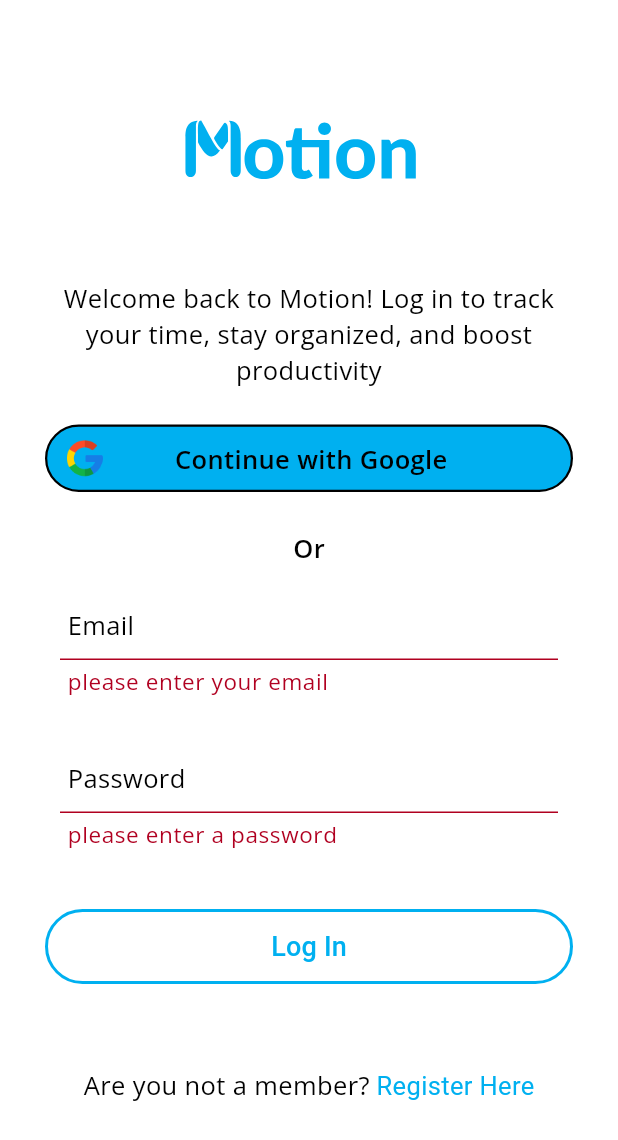
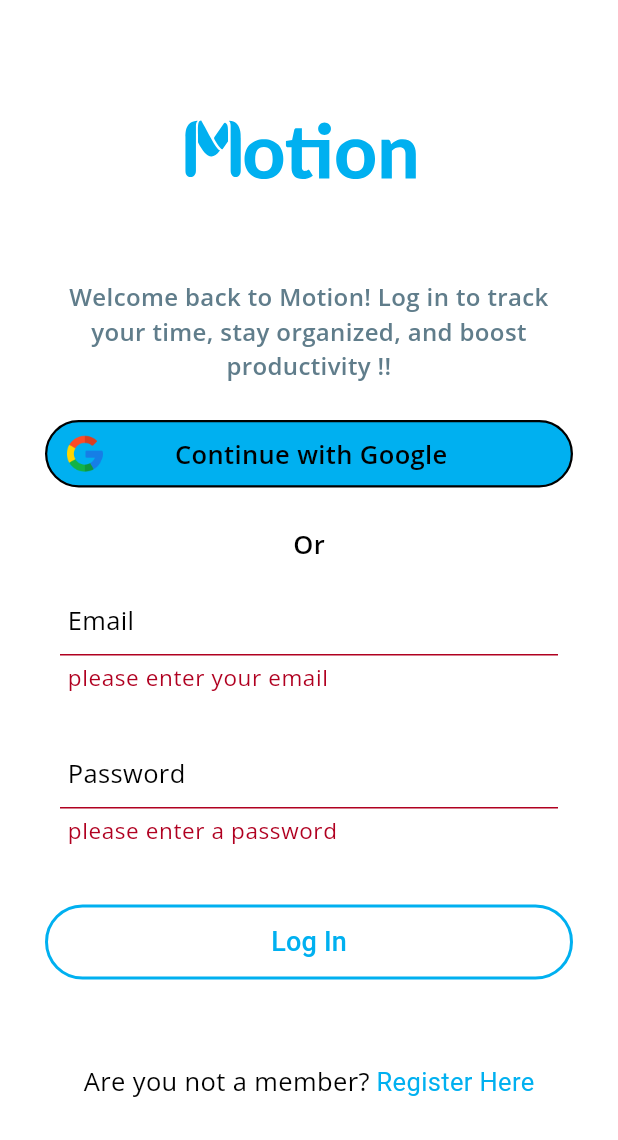
Before and after one commit to bcr2001/motion, a Flutter app: the screen it shows after launch, after a tap on "Log In", on a phone screen of 412 x 824 dp. Shown: the top 1140 px of the screen. Run offline on Flutter 3.47's test engine with Material 3 defaults, Android fonts, the phone set to English and light mode, and no system bars; our stand-ins replace firebase_auth, firebase_core, fl_chart, flutter_svg, google_fonts, google_nav_bar and 5 more; accounts and stored records are empty; network calls fail.

Commit message:
changed the way users switch between different theme modes. I added a system default that is always the default option

```diff
--- a/lib/main.dart
+++ b/lib/main.dart
@@ -24,21 +24,15 @@ import 'motion_themes/mth_theme/light_theme.dart';
 final GlobalKey<NavigatorState> navigationKey = GlobalKey<NavigatorState>();
 
 void main() async {
-
   WidgetsFlutterBinding.ensureInitialized();
 
   // Initialize the database helper
-  final TrackerDatabaseHelper databaseHelper =
-  TrackerDatabaseHelper();
+  final TrackerDatabaseHelper databaseHelper = TrackerDatabaseHelper();
   // final dbHelper = AssignerDatabaseHelper();
 
   // databaseHelper.updateCurrentUser();
 
   await Firebase.initializeApp(options: DefaultFirebaseOptions.currentPlatform);
-
-  // AppThemeModeProvider Instance
-  final appThemeMode = AppThemeModeProvider();
-  await appThemeMode.initializeSharedPreferences();
 
   // ZenQuoteProvider
   final zenQuoteProvider = ZenQuoteProvider();
@@ -52,20 +46,25 @@ void main() async {
   final assignerProvider = AssignerMainProvider();
   assignerProvider.getAllUserItems();
 
+  // theme mode provider N1
+  final themeModeProviderN1 = AppThemeModeProviderN1();
+  themeModeProviderN1.initSharedPreferences();
+
   // TrackDatabaseProvider
   final trackSubcategoryDatabaseProvider = SubcategoryTrackerDatabaseProvider();
 
   final trackMainCategoryDatabaseProvider = MainCategoryTrackerProvider();
 
-  // final allMain = await databaseHelper.getAllMainCategories();
+  final allMain = await databaseHelper.getAllMainCategories();
   // final allMain = await databaseHelper.getAllSubcategories();
 
-  // await dbHelper.deleteDB();
+  logger.i(allMain);
 
   runApp(MultiProvider(
     providers: [
       ChangeNotifierProvider(
           create: (context) => FirstAndLastWithSevenDaysDiff()),
+      ChangeNotifierProvider.value(value: themeModeProviderN1),
       ChangeNotifierProvider(create: (context) => FirstAndLastDay()),
       ChangeNotifierProvider(create: (context) => CurrentYearProvider()),
       ChangeNotifierProvider(create: (context) => CurrentTimeProvider()),
@@ -79,7 +78,6 @@ void main() async {
       ),
       ChangeNotifierProvider(create: (context) => DropDownTrackProvider()),
       ChangeNotifierProvider(create: (context) => CurrentDateProvider()),
-      ChangeNotifierProvider.value(value: appThemeMode),
       ChangeNotifierProvider(create: (context) => zenQuoteProvider),
       ChangeNotifierProvider(create: (context) => CurrentMonthProvider())
     ],
@@ -93,7 +91,7 @@ class MainMotionApp extends StatelessWidget {
 
   @override
   Widget build(BuildContext context) {
-    return Consumer<AppThemeModeProvider>(
+    return Consumer<AppThemeModeProviderN1>(
         builder: (context, themeValue, child) {
       return MaterialApp(
           navigatorKey: navigationKey,
@@ -106,9 +104,9 @@ class MainMotionApp extends StatelessWidget {
           darkTheme: darkThemeData,
 
           // theme mode setter
-          themeMode: themeValue.currentThemeMode == ThemeModeSettings.lightMode
+          themeMode: themeValue.currentThemeMode == ThemeModeSettingsN1.lightMode
               ? ThemeMode.light
-              : ThemeMode.dark,
+              : themeValue.currentThemeMode == ThemeModeSettingsN1.darkMode ? ThemeMode.dark: ThemeMode.system,
           home: const AuthPage());
     });
   }
--- a/lib/motion_core/motion_providers/theme_pvd/theme_mode_pvd.dart
+++ b/lib/motion_core/motion_providers/theme_pvd/theme_mode_pvd.dart
@@ -1,83 +1,68 @@
 import 'package:flutter/material.dart';
-import 'package:motion/motion_reusable/general_reuseable.dart';
 import 'package:shared_preferences/shared_preferences.dart';
 
-// app theme modes
-enum ThemeModeSettings {darkMode, lightMode }
+// (new) Theme Mode Provider
+enum ThemeModeSettingsN1 { darkMode, lightMode, systemDefault }
 
-// theme mode provider class
-class AppThemeModeProvider extends ChangeNotifier {
+class AppThemeModeProviderN1 extends ChangeNotifier {
   // shared preference instance
   SharedPreferences? _prefs;
 
-  // key to stored shared preferences
-  static const String themeKey = "themeKey";
+  // key for storing theme mode
+  static const String themeModeKey = "themeModeKey";
 
-  // current theme mode
-  ThemeModeSettings _currentThemeMode = ThemeModeSettings.lightMode;
+  // current radio group value (0 = system default)
+  int _groupValue = 0;
 
-  // current theme mode name
-  String _currentThemeModeName = "Light Mode";
+  // currently selected mode
+  ThemeModeSettingsN1 _currentThemeModeA1 = ThemeModeSettingsN1.systemDefault;
 
-  // theme mode text color(light mode)
-  Color _themeModeTextColor = Colors.black;
+  // theme mode getter
+  ThemeModeSettingsN1 get currentThemeMode => _currentThemeModeA1;
 
-  // current switch value (false = light mode)
-  bool switchValue = false;
+  // radio value getter
+  int get radioGroupValue => _groupValue;
 
-  // get currentThemeMode
-  ThemeModeSettings get currentThemeMode => _currentThemeMode;
+  // initialize shared preference and load saved theme mode
+  Future<void> initSharedPreferences() async {
+    _prefs = await SharedPreferences.getInstance();
 
-  // get currentThemeModeName
-  String get currentThemeModeName => _currentThemeModeName;
+    _loadThemeMode();
+  }
 
-  // get theme mode text color
-  Color get themeModeTextColor => _themeModeTextColor;
+  // load saved theme mode from SharedPreferences
+  void _loadThemeMode() {
+    final savedThemeMode = _prefs?.getInt(themeModeKey);
 
-  // initialize shared preferenced
- Future<void> initializeSharedPreferences() async {
-    _prefs = await SharedPreferences.getInstance();
-    if (_prefs != null) {
-      _loadSavedThemeMode();
+    if (savedThemeMode != null) {
+      _groupValue = savedThemeMode;
+
+      if (savedThemeMode == 0) {
+        _currentThemeModeA1 = ThemeModeSettingsN1.systemDefault;
+      } else if (savedThemeMode == 1) {
+        _currentThemeModeA1 = ThemeModeSettingsN1.lightMode;
+      } else {
+        _currentThemeModeA1 = ThemeModeSettingsN1.darkMode;
+      }
     }
   }
-  // theme mode change handler
-  void switchThemeModes(bool value) {
-    // dark mode
-    if (value == true) {
-      switchValue = value;
-      _currentThemeMode = ThemeModeSettings.darkMode;
-      _currentThemeModeName = "Dark Mode";
-      _themeModeTextColor = Colors.white;
-    // light mode
+
+  // handles setting of theme mode
+  void themeModeChanger(int value) {
+    _groupValue = value;
+
+    if (value == 0) {
+      _currentThemeModeA1 = ThemeModeSettingsN1.systemDefault;
+    } else if (value == 1) {
+      _currentThemeModeA1 = ThemeModeSettingsN1.lightMode;
     } else {
-      switchValue = value;
-      _currentThemeMode = ThemeModeSettings.lightMode;
-      _currentThemeModeName = "Light Mode";
-      _themeModeTextColor = Colors.black;
+      _currentThemeModeA1 = ThemeModeSettingsN1.darkMode;
     }
-    // save the current theme
-    _prefs?.setBool(themeKey, value);
-    // notify listener to rebuild ui with appropriate theme mode
+
+    // save the current theme mode to shared preferences
+    _prefs!.setInt(themeModeKey, value);
+
+    // notify listeners
     notifyListeners();
   }
-
-  // load the saved theme mode
-  void _loadSavedThemeMode() {
-    try {
-      final savedThemeMode = _prefs!.getBool(themeKey);
-      if (savedThemeMode != null) {
-        switchValue = savedThemeMode;
-        if (switchValue == true) {
-          _currentThemeMode = ThemeModeSettings.darkMode;
-          _currentThemeModeName = "Dark Mode";
-        } else {
-          _currentThemeMode = ThemeModeSettings.lightMode;
-          _currentThemeModeName = "Light Mode";
-        }
-      }
-    } catch (error) {
-      logger.e("Error: $error");
-    }
-  }
 }
--- a/lib/motion_main_home/main_home.dart
+++ b/lib/motion_main_home/main_home.dart
@@ -53,7 +53,7 @@ class _MotionHome extends State<MainMotionHome> {
 
   @override
   Widget build(BuildContext context) {
-    return Consumer<AppThemeModeProvider>(
+    return Consumer<AppThemeModeProviderN1>(
         builder: (context, themeValue, child) {
       return Scaffold(
           // the app body of the current index
@@ -67,14 +67,14 @@ class _MotionHome extends State<MainMotionHome> {
               height: 70,
               child: FloatingActionButton.large(
                 backgroundColor:
-                    themeValue.currentThemeMode == ThemeModeSettings.lightMode
+                    themeValue.currentThemeMode == ThemeModeSettingsN1.lightMode
                         ? Colors.black
                         : Colors.white,
                 elevation: 0,
                 shape: const CircleBorder(),
                 child:
                     // different svg images depending on the theme mode (dark/light)
-                    themeValue.currentThemeMode == ThemeModeSettings.lightMode
+                    themeValue.currentThemeMode == ThemeModeSettingsN1.lightMode
                         ? SvgPicture.asset(
                             "assets/images/motion_icons/motion_logo_white.svg",
                             height: 30,
--- a/lib/motion_reusable/general_reuseable.dart
+++ b/lib/motion_reusable/general_reuseable.dart
@@ -10,8 +10,8 @@ import '../motion_themes/mth_styling/app_color.dart';
 var logger = Logger();
 
 // // return current theme mode (dark or light theme)
-ThemeModeSettings currentSelectedThemeMode(BuildContext context) {
-  final selectedTheme = Provider.of<AppThemeModeProvider>(context);
+ThemeModeSettingsN1 currentSelectedThemeMode(BuildContext context) {
+  final selectedTheme = Provider.of<AppThemeModeProviderN1>(context);
   return selectedTheme.currentThemeMode;
 }
 
@@ -40,7 +40,7 @@ snackBarMessage(BuildContext context, {required String errorMessage, bool requir
         color: Colors.red,
         fontSize: 14
       )
-      :snackBarTheme.contentTextStyle, // Use the contentTextStyle from the theme.
+      : AppTextStyle.snackBarTextStyle, // Use the contentTextStyle from the theme.
     ),
   ));
 }
--- a/lib/motion_routes/mr_home/homa_main/home_route.dart
+++ b/lib/motion_routes/mr_home/homa_main/home_route.dart
@@ -23,9 +23,10 @@ class MotionHomeRoute extends StatelessWidget {
     return SliverAppBar(
       elevation: 0,
       backgroundColor:
-          currentSelectedThemeMode(context) == ThemeModeSettings.darkMode
+          currentSelectedThemeMode(context) == ThemeModeSettingsN1.darkMode
               ? Colors.black
-              : Colors.white,
+              : currentSelectedThemeMode(context) == ThemeModeSettingsN1.lightMode?
+              Colors.white : null,
       actions: const [MotionActionButtons()],
       pinned: true,
       centerTitle: false,
--- a/lib/motion_routes/mr_stats/stats_sections.dart
+++ b/lib/motion_routes/mr_stats/stats_sections.dart
@@ -504,6 +504,9 @@ Widget chartLegend() {
   );
 }
 
+
+// the function below generates a line chart
+//
 class LineChartOfMainCategoryYearlyDistribution extends StatelessWidget {
   final String year;
 
--- a/lib/motion_routes/mr_track/track_main/track_route.dart
+++ b/lib/motion_routes/mr_track/track_main/track_route.dart
@@ -156,9 +156,10 @@ class _MotionTrackRouteState extends State<MotionTrackRoute> {
                                 mainCategoryProvider.selectedValue!,
                             dateCreated: date.currentDate,
                           ));
-                          snackBarMessage(context,
+                          snackBarMessage(
+                            context,
                               errorMessage:
-                                  "${subcategoryController.text}added to the ${mainCategoryProvider.selectedValue} Category");
+                                  "${subcategoryController.text} added to the ${mainCategoryProvider.selectedValue} Category");
 
                           navigationKey.currentState!.pop();
                           subcategoryController.text = "";
--- a/lib/motion_screens/ms_routes/about_page.dart
+++ b/lib/motion_screens/ms_routes/about_page.dart
@@ -21,7 +21,7 @@ class AboutPage extends StatelessWidget {
             child: Column(
               children: [
                 // app logo
-                currentSelectedThemeMode(context) == ThemeModeSettings.lightMode
+                currentSelectedThemeMode(context) == ThemeModeSettingsN1.lightMode
                     ? getSvgAsset("about_motion_logo_light.svg")
                     : getSvgAsset("about_motion_logo.svg"),
 
--- a/lib/motion_themes/mth_app/app_strings.dart
+++ b/lib/motion_themes/mth_app/app_strings.dart
@@ -35,6 +35,7 @@ class AppString {
   static const String cancelTitle = "Cancel";
   static const String settingsTitle = "Settings";
   static const String tipsTitle = "Tips";
+  static const String themeSettingsTitle = "Theme Settings";
 
   static const String logOutQuestion = "Are you sure you want to log out?";
 
@@ -57,6 +58,10 @@ class AppString {
   static const String importDataDescription = "Bring your data into Motion.";
   static const String aboutMotionDescription =
       "Discover the essence of Motion.";
+  static const String themeSettingPageMessage = "Switch to your prefered theme";
+  static const ligthMode = "Light Mode";
+  static const darkMode = "Dark Mode";
+  static const systemDefault = "System Default";
 
   // sign in/ sign out page
   static const String logInTitle = "Log In";
@@ -67,7 +72,7 @@ class AppString {
   static const String confirmPasswordHintText = "Confirm Password";
 
   static const String logInWelcomeMessage =
-      "Welcome back to Motion! Log in to track your time, stay organized, and boost productivity";
+      "Welcome back to Motion! Log in to track your time, stay organized, and boost productivity !!";
   static const String signUpWelcomeMessage =
       "Join Motion and unlock the power of time management. Sign up today to start tracking your time efficiently and achieving your goals";
 
--- a/lib/motion_themes/mth_styling/motion_text_styling.dart
+++ b/lib/motion_themes/mth_styling/motion_text_styling.dart
@@ -212,6 +212,13 @@ class AppTextStyle {
     fontWeight: FontWeight.w700,
   );
 
+  // dialog title text style
+  static final TextStyle snackBarTextStyle = _baseStyle.copyWith(
+    color: Colors.blue,
+    fontSize: 14,
+    fontWeight: FontWeight.w700,
+  );
+
   // settings page subtitle fontstyle
   static final TextStyle settingSubtitleStyling =
       _baseStyle.copyWith(color: const Color(0xff777777), fontSize: 15);
--- a/lib/motion_user/mu_routes/sign_in_page.dart
+++ b/lib/motion_user/mu_routes/sign_in_page.dart
@@ -3,6 +3,7 @@ import 'package:motion/motion_core/mc_firebase/firebase_services.dart';
 import 'package:motion/motion_core/mc_firebase/google_services.dart';
 import 'package:motion/motion_themes/mth_app/app_images.dart';
 import 'package:motion/motion_themes/mth_app/app_strings.dart';
+import 'package:motion/motion_themes/mth_styling/motion_text_styling.dart';
 import '../../motion_reusable/mu_reusable/user_reusable.dart';
 import '../../motion_reusable/mu_reusable/user_validator.dart';
 import '../mu_reusable/mu_reuse.dart';
@@ -54,10 +55,11 @@ class _SignInPageState extends State<SignInPage> {
                   ),
 
                   // welcome message
-                  const Center(
+                   Center(
                     child: Text(
                       AppString.logInWelcomeMessage,
-                      textAlign: TextAlign.center
+                      textAlign: TextAlign.center,
+                      style: AppTextStyle.special1SectionTitleTextStyle(),
                     ),
                   ),
                   // continue with google widget and or widget
--- a/lib/motion_user/mu_routes/sign_up_page.dart
+++ b/lib/motion_user/mu_routes/sign_up_page.dart
@@ -4,6 +4,7 @@ import 'package:motion/motion_themes/mth_app/app_images.dart';
 import 'package:motion/motion_themes/mth_app/app_strings.dart';
 import 'package:motion/motion_reusable/mu_reusable/user_reusable.dart';
 import 'package:motion/motion_reusable/mu_reusable/user_validator.dart';
+import 'package:motion/motion_themes/mth_styling/motion_text_styling.dart';
 import 'package:motion/motion_user/mu_reusable/mu_reuse.dart';
 
 import '../../motion_core/mc_firebase/google_services.dart';
@@ -58,10 +59,11 @@ class _SignUpPageState extends State<SignUpPage> {
                   ),
 
                   // sign up message
-                  const Center(
+                  Center(
                     child: Text(
                       AppString.signUpWelcomeMessage,
                       textAlign: TextAlign.center,
+                      style: AppTextStyle.special1SectionTitleTextStyle(),
                     ),
                   ),
 
```
Also changed, not shown: lib/motion_core/mc_sqlite/sql_tracker_db.dart (+7 -2 lines), lib/motion_screens/ms_settings/settings_page.dart (+105 -11 lines).
